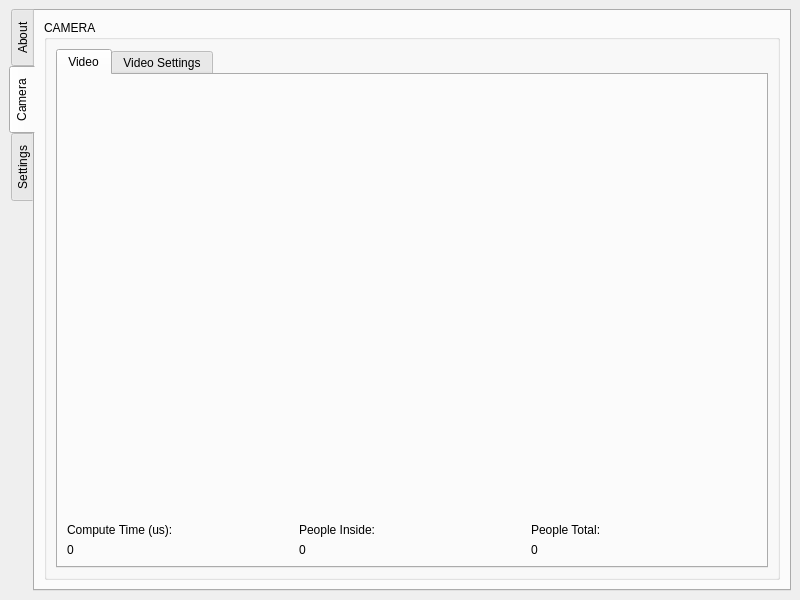
The window that mainwindow.ui (hakan-demirli/FQ-Control-Center) describes before a commit, drawn with Qt 5.
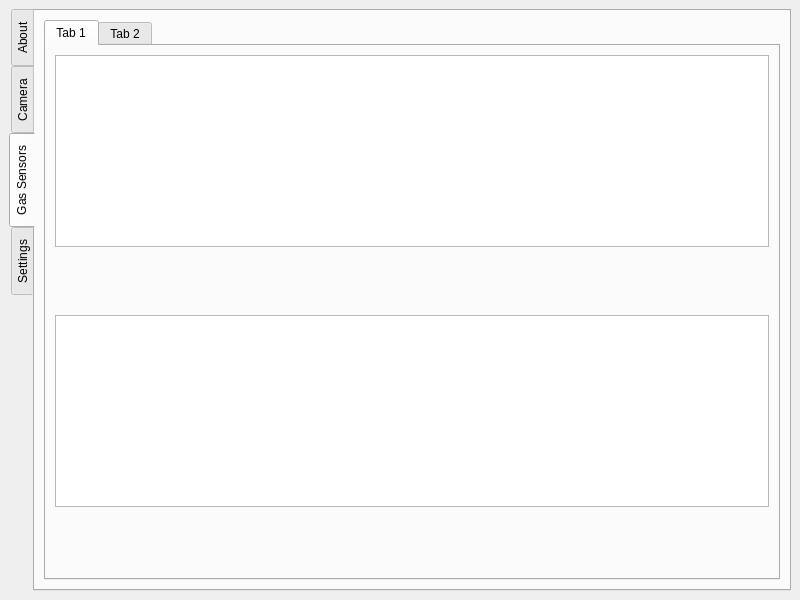
The same window after the commit. The open tabs and pages were chosen to show the change.

```diff
--- a/mainwindow.ui
+++ b/mainwindow.ui
@@ -27,9 +27,9 @@
        <enum>QTabWidget::West</enum>
       </property>
       <property name="currentIndex">
-       <number>1</number>
+       <number>2</number>
       </property>
-      <widget class="QWidget" name="tab">
+      <widget class="QWidget" name="about_tab">
        <attribute name="title">
         <string>About</string>
        </attribute>
@@ -481,7 +481,69 @@
         </item>
        </layout>
       </widget>
-      <widget class="QWidget" name="tab_settings">
+      <widget class="QWidget" name="gas_sensors_tab">
+       <attribute name="title">
+        <string>Gas Sensors</string>
+       </attribute>
+       <layout class="QGridLayout" name="gridLayout_6">
+        <item row="0" column="0">
+         <widget class="QTabWidget" name="tabWidget_2">
+          <property name="currentIndex">
+           <number>1</number>
+          </property>
+          <widget class="QWidget" name="tab">
+           <attribute name="title">
+            <string>Tab 1</string>
+           </attribute>
+           <layout class="QGridLayout" name="gridLayout_7">
+            <item row="0" column="0">
+             <layout class="QVBoxLayout" name="verticalLayout_5">
+              <item>
+               <widget class="QGraphicsView" name="gas_sensor_1_chart"/>
+              </item>
+              <item>
+               <spacer name="verticalSpacer_3">
+                <property name="orientation">
+                 <enum>Qt::Vertical</enum>
+                </property>
+                <property name="sizeHint" stdset="0">
+                 <size>
+                  <width>20</width>
+                  <height>40</height>
+                 </size>
+                </property>
+               </spacer>
+              </item>
+              <item>
+               <widget class="QGraphicsView" name="gas_sensor_2_chart"/>
+              </item>
+              <item>
+               <spacer name="verticalSpacer_4">
+                <property name="orientation">
+                 <enum>Qt::Vertical</enum>
+                </property>
+                <property name="sizeHint" stdset="0">
+                 <size>
+                  <width>20</width>
+                  <height>40</height>
+                 </size>
+                </property>
+               </spacer>
+              </item>
+             </layout>
+            </item>
+           </layout>
+          </widget>
+          <widget class="QWidget" name="tab_2">
+           <attribute name="title">
+            <string>Tab 2</string>
+           </attribute>
+          </widget>
+         </widget>
+        </item>
+       </layout>
+      </widget>
+      <widget class="QWidget" name="settings_tab">
        <attribute name="title">
         <string>Settings</string>
        </attribute>
```
Left out of the diff: 4 changed lines with no effect on the pictures.
